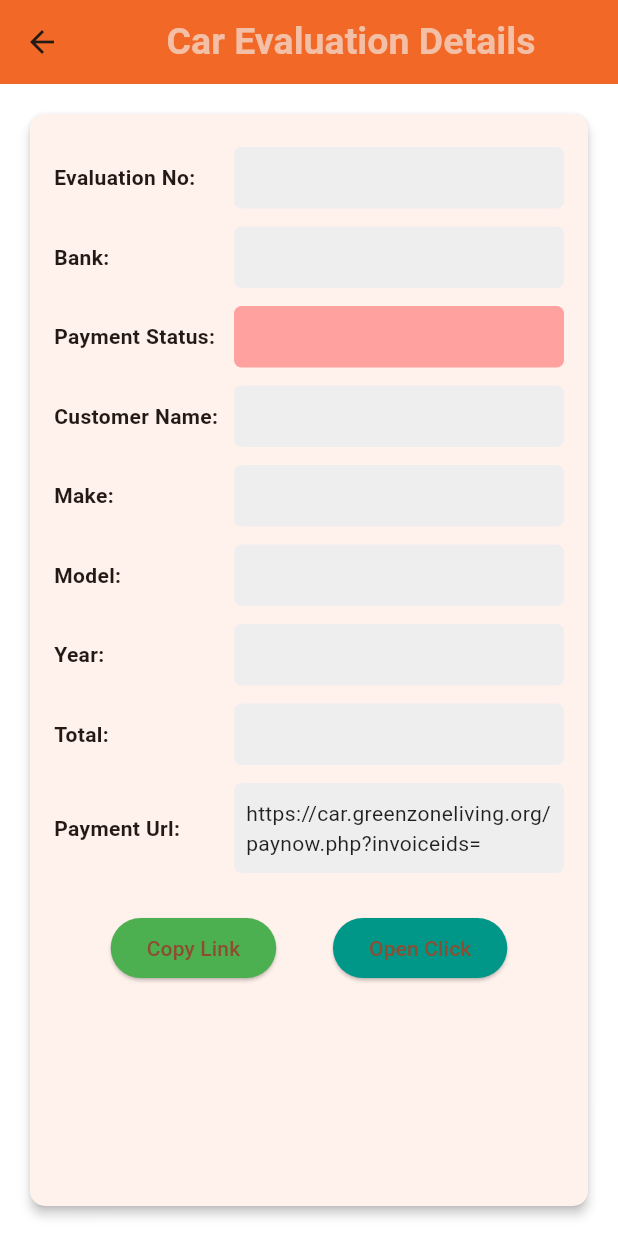
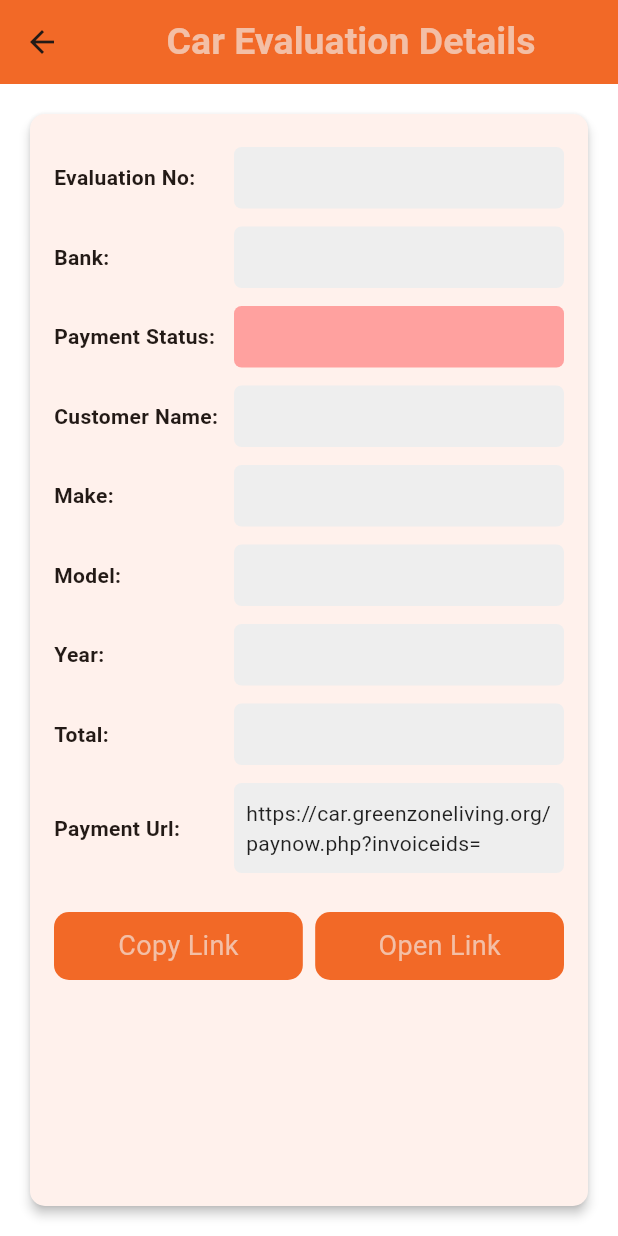
Before and after one commit to shayansaeed123/perfect, a Flutter app: the Carevalutiondetails screen opened directly with empty values, on a phone screen of 412 x 824 dp. Run offline on Flutter 3.47's test engine with Material 3 defaults, Android fonts, the phone set to English and light mode, and no system bars; our stand-ins replace connectivity_plus, convex_bottom_bar, dio, dotted_border, flutter_image_compress, flutter_riverpod and 4 more; missing offline and left inert: google_mlkit_text_recognition; accounts and stored records are empty; network calls fail.

Commit message:
updated
updated

```diff
--- a/lib/reuse/reusabledropdown.dart
+++ b/lib/reuse/reusabledropdown.dart
@@ -12,6 +12,7 @@ reusableDropdown<T>(
   Function(T?) onChanged,
   ){
     return DropdownButtonFormField<T>(
+      isExpanded: true,
       decoration: InputDecoration(
         labelText: label,
         labelStyle: TextStyle(color: colorController.mainColor,fontSize: 12.5),
--- a/lib/views/dashboard/addCars.dart
+++ b/lib/views/dashboard/addCars.dart
@@ -41,7 +41,7 @@ void initState() {
 WidgetsBinding.instance.addPostFrameCallback((_) {
   if (widget.editId != null && widget.editId!.isNotEmpty) {
     _loadAndPrefill(widget.editId!);
-    print(widget.editId);
+    print('hello ${widget.editId}');
   } else {
     ref.read(editInvoiceIdProvider.notifier).state = null;
     ref.read(carFormProvider.notifier).resetForm();
--- a/lib/views/dashboard/carevalutiondetails.dart
+++ b/lib/views/dashboard/carevalutiondetails.dart
@@ -4,6 +4,7 @@ import 'package:flutter/material.dart';
 import 'package:flutter/services.dart';
 import 'package:flutter_riverpod/flutter_riverpod.dart';
 import 'package:project/controllers/color_controller.dart';
+import 'package:project/reuse/reusablebtn.dart';
 import 'package:project/reuse/reusabletext.dart';
 import 'package:project/reuse/reusabletextfield.dart';
 import 'package:url_launcher/url_launcher.dart';
@@ -62,8 +63,8 @@ class Carevalutiondetails extends StatelessWidget {
                 ReadOnlyField(
                   "Payment Status:",
                   statusName,
-                  backgroundColor: Colors.redAccent.withOpacity(0.5),
-                  textColor: Colors.red[900],
+                  backgroundColor: statusName == "Paid" ? colorController.appliedTextColor : Colors.redAccent.withOpacity(0.5),
+                  textColor: statusName == "Paid" ? colorController.whiteColor : Colors.red[900],
                 ),
                 ReadOnlyField("Customer Name:", customerName),
                 ReadOnlyField("Make:", make),
@@ -75,30 +76,67 @@ class Carevalutiondetails extends StatelessWidget {
                 Row(
                   mainAxisAlignment: MainAxisAlignment.spaceEvenly,
                   children: [
-                    ElevatedButton(
-                      style: ElevatedButton.styleFrom(backgroundColor: Colors.green),
-                      onPressed: () {
+                    Expanded(
+                      child: reusableBtn(context, 'Copy Link', (){
                         Clipboard.setData(ClipboardData(text: "https://car.greenzoneliving.org/paynow.php?invoiceids=$paymentUrl"));
                           ScaffoldMessenger.of(context).showSnackBar(
                             const SnackBar(content: Text("Link copied to clipboard")),
                           );
-                      },
-                      child: const Text("Copy Link"),
+                      }),
                     ),
-                    ElevatedButton(
-                      style: ElevatedButton.styleFrom(backgroundColor: Colors.teal),
-                      onPressed: () async {
+                    SizedBox(width: MediaQuery.sizeOf(context).width * 0.02,),
+                    Expanded(
+                      child: reusableBtn(context, 'Open Link', ()async{
                         final url = Uri.parse("https://car.greenzoneliving.org/paynow.php?invoiceids=$paymentUrl");
                           if (await canLaunchUrl(url)) {
-                          await launchUrl(url, mode: LaunchMode.externalApplication);
+                            await launchUrl(
+                              url,
+                              mode: LaunchMode.externalApplication, // opens Chrome / external browser
+                            );
                           } else {
                             ScaffoldMessenger.of(context).showSnackBar(
                               const SnackBar(content: Text("Could not launch URL")),
                             );
                           }
-                      },
-                      child: const Text("Open Click"),
+                      }),
                     ),
+//                     ElevatedButton(
+//                       style: ElevatedButton.styleFrom(backgroundColor: Colors.green),
+//                       onPressed: () {
+//                         Clipboard.setData(ClipboardData(text: "https://car.greenzoneliving.org/paynow.php?invoiceids=$paymentUrl"));
+//                         ScaffoldMessenger.of(context).showSnackBar(
+//                           const SnackBar(content: Text("Link copied to clipboard")),
+//                         );
+//                       },
+//                       child: const Text("Copy Link"),
+//                     ),
+//                     ElevatedButton(
+//                       style: ElevatedButton.styleFrom(backgroundColor: Colors.teal),
+//                       onPressed: () async {
+//                         // final url = Uri.parse("https://car.greenzoneliving.org/paynow.php?invoiceids=$paymentUrl");
+//                         // if (await canLaunchUrl(url)) {
+//                         //   await launchUrl(url, mode: LaunchMode.externalApplication);
+//                         // } else {
+//                         //   ScaffoldMessenger.of(context).showSnackBar(
+//                         //     const SnackBar(content: Text("Could not launch URL")),
+//                         //   );
+//                         // }
+// final url = Uri.parse("https://car.greenzoneliving.org/paynow.php?invoiceids=$paymentUrl");
+
+// if (await canLaunchUrl(url)) {
+//   await launchUrl(
+//     url,
+//     mode: LaunchMode.externalApplication, // opens Chrome / external browser
+//   );
+// } else {
+//   ScaffoldMessenger.of(context).showSnackBar(
+//     const SnackBar(content: Text("Could not launch URL")),
+//   );
+// }
+
+//                       },
+//                       child: const Text("Open Click"),
+//                     ),
                   ],
                 )
               ],
```
Also changed, not shown: lib/controllers/notifier/carfoamnotifier.dart (+10 -8 lines), lib/models/invoicemodel.dart (+32 -0 lines), lib/views/dashboard/carimages.dart (+18 -13 lines), 1 other file. Lines whose indentation alone changed are shown as unchanged.
